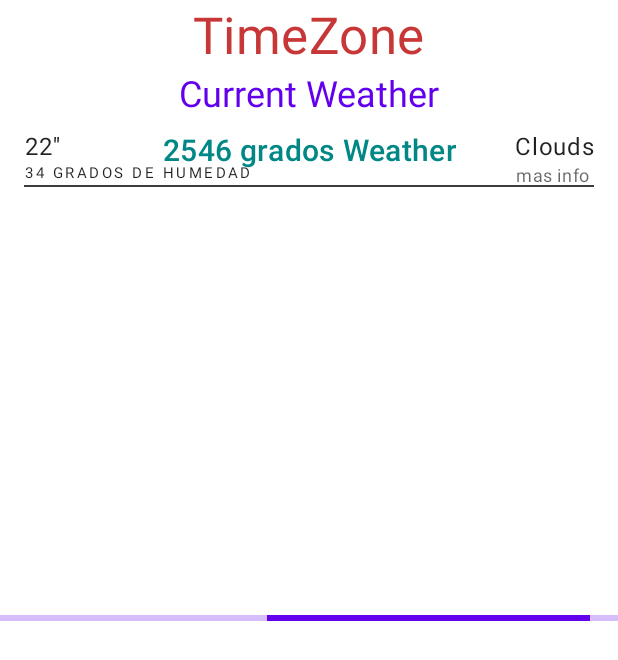
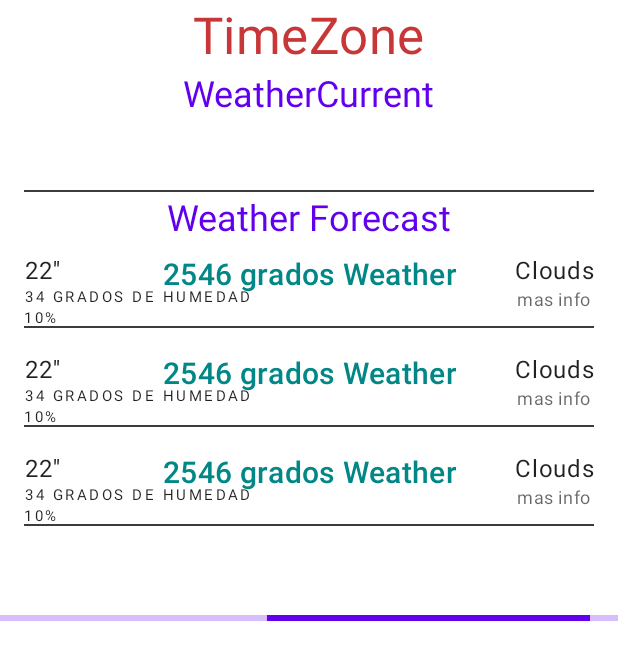
Before and after one commit to lucasgug/appClima, an Android app: the layout activity_main.xml on its own in the app's theme, with its tools: preview values and no code run, on a phone screen of 412 x 824 dp. Shown: the top 660 px of the screen. Run offline under Robolectric (Android 15) with nearby library versions, the phone set to English and light mode, and no system bars.

Commit message:
Actualizacion Hour, Description y Temperatura

```diff
--- a/app/src/main/AndroidManifest.xml
+++ b/app/src/main/AndroidManifest.xml
@@ -1,6 +1,8 @@
 <?xml version="1.0" encoding="utf-8"?>
 <manifest xmlns:android="http://schemas.android.com/apk/res/android"
     xmlns:tools="http://schemas.android.com/tools">
+
+    <uses-permission android:name="android.permission.INTERNET"/>
 
     <application
         android:allowBackup="true"
--- a/app/src/main/java/com/lucasgugliuzza/clima/common/dataAccess/WeatherService.kt
+++ b/app/src/main/java/com/lucasgugliuzza/clima/common/dataAccess/WeatherService.kt
@@ -13,6 +13,7 @@ interface WeatherService {
         @Query(Constants.LATTITUDE_PARAM) lat:Double,
         @Query(Constants.LONGITUDE_PARAM) lon:Double,
         @Query(Constants.APP_ID_PARAM) appId:String,
+        @Query(Constants.EXCLUDE_PARAM) exclude:String,
         @Query(Constants.UNITS_PARAM) units:String,
         @Query(Constants.LANGUAGE_PARAM) lang:String,
 
--- a/app/src/main/java/com/lucasgugliuzza/clima/common/entities/Current.kt
+++ b/app/src/main/java/com/lucasgugliuzza/clima/common/entities/Current.kt
@@ -2,8 +2,8 @@ package com.lucasgugliuzza.clima.common.entities
 
 data class Current(
    val dt: Long,
-   val humidty: Int,
+   val humidity: Int,
    val temp: Double,
    val weather: List<Weather>,
    val sunrise :Long
-) : WeatherBase(dt,humidty,temp,weather)
+) : WeatherBase(dt,humidity,temp,weather)
--- a/app/src/main/java/com/lucasgugliuzza/clima/common/entities/Forecast.kt
+++ b/app/src/main/java/com/lucasgugliuzza/clima/common/entities/Forecast.kt
@@ -3,8 +3,8 @@ package com.lucasgugliuzza.clima.common.entities
 data class Forecast(
 
     val dt: Long,
-    val humidty: Int,
+    val humidity: Int,
     val temp: Double,
     val weather: List<Weather>,
     val pop :Double
-) : WeatherBase(dt,humidty,temp,weather)
+) : WeatherBase(dt,humidity,temp,weather)
--- a/app/src/main/java/com/lucasgugliuzza/clima/common/entities/Weather.kt
+++ b/app/src/main/java/com/lucasgugliuzza/clima/common/entities/Weather.kt
@@ -1,3 +1,4 @@
 package com.lucasgugliuzza.clima.common.entities
 
-data class Weather(val main : String, val description:String)
+data class Weather(val main : String,
+                   val description:String)
--- a/app/src/main/java/com/lucasgugliuzza/clima/common/entities/WeatherBase.kt
+++ b/app/src/main/java/com/lucasgugliuzza/clima/common/entities/WeatherBase.kt
@@ -2,7 +2,7 @@ package com.lucasgugliuzza.clima.common.entities
 
 open class WeatherBase(
     dt: Long,
-    humidty: Int,
+    humidity: Int,
     temp: Double,
     weather: List<Weather>
 )
--- a/app/src/main/java/com/lucasgugliuzza/clima/common/entities/WeatherForecastEntity.kt
+++ b/app/src/main/java/com/lucasgugliuzza/clima/common/entities/WeatherForecastEntity.kt
@@ -3,7 +3,7 @@ package com.lucasgugliuzza.clima.common.entities
 
 
 data class WeatherForecastEntity(
-    val timeZone: String,
+    val timezone: String,
     val current: Current,
-    val hourly:List<Forecast>
+    val hourly:List<Forecast>?
     )
--- a/app/src/main/java/com/lucasgugliuzza/clima/common/utils/Constants.kt
+++ b/app/src/main/java/com/lucasgugliuzza/clima/common/utils/Constants.kt
@@ -3,12 +3,13 @@ package com.lucasgugliuzza.clima.common.utils
 object Constants {
 
     const val BASE_URL = "https://api.openweathermap.org/"
-    const val ONE_CALL_PATH = "data/3.0/onecall"
+    const val ONE_CALL_PATH = "data/2.5/onecall"
 
     const val LATTITUDE_PARAM = "lat"
     const val LONGITUDE_PARAM = "lon"
     const val APP_ID_PARAM = "appid"
     const val UNITS_PARAM = "units"
-    const val LANGUAGE_PARAM = "Lang"
+    const val EXCLUDE_PARAM = "exclude"
+    const val LANGUAGE_PARAM = "lang"
 
 }
--- a/app/src/main/java/com/lucasgugliuzza/clima/mainModule/model/MainRepository.kt
+++ b/app/src/main/java/com/lucasgugliuzza/clima/mainModule/model/MainRepository.kt
@@ -5,8 +5,8 @@ import com.lucasgugliuzza.clima.common.entities.WeatherForecastEntity
 class MainRepository {
     private val remoteDatabase = RemoteDataBase()
 
-    suspend fun getWeatherAndForecast(lat:Double ,lon:Double ,appId:String,
+    suspend fun getWeatherAndForecast(lat:Double ,lon:Double ,appId:String,exclude:String,
                                       units:String,lang:String
     ) : WeatherForecastEntity = remoteDatabase.getWeatherForecastByCoordinator(lat,lon,appId,
-        units,lang)
+        units,lang,exclude)
 }
--- a/app/src/main/java/com/lucasgugliuzza/clima/mainModule/model/RemoteDataBase.kt
+++ b/app/src/main/java/com/lucasgugliuzza/clima/mainModule/model/RemoteDataBase.kt
@@ -11,6 +11,7 @@ import retrofit2.create
 
 class RemoteDataBase {
 
+    //CONFIGURAMOS RETROFIT
     private val retrofit = Retrofit.Builder()
         .baseUrl(Constants.BASE_URL)
         .addConverterFactory(GsonConverterFactory.create())
@@ -19,9 +20,9 @@ class RemoteDataBase {
 
     private val service = retrofit.create(WeatherService::class.java)
 
-    suspend fun getWeatherForecastByCoordinator(lat:Double ,lon:Double ,appId:String,
+    suspend fun getWeatherForecastByCoordinator(lat:Double ,lon:Double ,appId:String,exclude:String,
             units:String,lang:String
     ): WeatherForecastEntity = withContext(Dispatchers.IO) {
-        service.getWeatherForecastByCoordinator(lat,lon,appId,units,lang)
+        service.getWeatherForecastByCoordinator(lat,lon,appId,units,lang,exclude)
     }
 }
--- a/app/src/main/res/layout/activity_main.xml
+++ b/app/src/main/res/layout/activity_main.xml
@@ -3,6 +3,17 @@
     xmlns:android="http://schemas.android.com/apk/res/android"
     xmlns:app="http://schemas.android.com/apk/res-auto"
     xmlns:tools="http://schemas.android.com/tools">
+
+
+    <data>
+
+        <variable
+            name="viewModel"
+            type="com.lucasgugliuzza.clima.mainModule.viewModel.MainViewModel" />
+
+
+    </data>
+
 
     <androidx.constraintlayout.widget.ConstraintLayout
         android:layout_width="match_parent"
@@ -14,11 +25,13 @@
             android:layout_width="wrap_content"
             android:layout_height="wrap_content"
             android:textColor="#C83737"
+            android:text="@{viewModel.result.timezone.replace(`_`,` `)}"
             app:layout_constraintStart_toStartOf="parent"
             app:layout_constraintEnd_toEndOf="parent"
             app:layout_constraintTop_toTopOf="parent"
             android:textAppearance="?attr/textAppearanceHeadline4"
             tools:text="TimeZone"
+            app:isGone= "@{!viewModel.isLoaded()}"
             />
 
         <com.google.android.material.textview.MaterialTextView
@@ -30,91 +43,44 @@
             app:layout_constraintEnd_toEndOf="parent"
             app:layout_constraintTop_toBottomOf="@id/tvTimeZone"
             android:textAppearance="?attr/textAppearanceHeadline5"
-            tools:text="Current Weather"
+            android:text="@string/main_current_weather_title"
             />
-        <androidx.constraintlayout.widget.ConstraintLayout
-            android:layout_width="match_parent"
-            android:layout_height="wrap_content"
-            app:layout_constraintTop_toBottomOf="@id/tvCurrentTitle"
-            android:paddingHorizontal="@dimen/pading_Normal"
-            android:layout_marginVertical="@dimen/pading_min"
-            >
 
 
-            <com.google.android.material.textview.MaterialTextView
-               android:id="@+id/tvTemp"
-                android:layout_width="wrap_content"
+        <include
+            android:id="@+id/current"
+            android:layout_width="0dp"
             android:layout_height="wrap_content"
-                android:textAppearance="?attr/textAppearanceHeadline6"
-                android:textColor="?attr/colorSecondaryVariant"
-                tools:text="2546 grados Weather"
-                android:gravity="center"
+            layout="@layout/item_weather"
+            app:current = "@{viewModel.result.current}"
+            app:isGone="@{!viewModel.isLoaded()}"
             app:layout_constraintStart_toStartOf="parent"
             app:layout_constraintEnd_toEndOf="parent"
-                app:layout_constraintTop_toTopOf="parent"
-
+            app:layout_constraintTop_toBottomOf="@id/tvCurrentTitle"
             />
 
         <com.google.android.material.textview.MaterialTextView
-                android:id="@+id/tvDt"
+            android:id="@+id/tvForecastTitle"
             android:layout_width="wrap_content"
             android:layout_height="wrap_content"
-                android:textAppearance="?attr/textAppearanceBody1"
-                tools:text="22'' "
-                android:gravity="center"
+            android:textColor="?attr/colorPrimary"
             app:layout_constraintStart_toStartOf="parent"
-                app:layout_constraintTop_toTopOf="parent"
-
+            app:layout_constraintEnd_toEndOf="parent"
+            app:layout_constraintTop_toBottomOf="@id/current"
+            android:textAppearance="?attr/textAppearanceHeadline5"
+            android:text="@string/main_forecast_weather_title"
             />
 
-            <com.google.android.material.textview.MaterialTextView
-                android:id="@+id/tvHumidity"
-                android:layout_width="wrap_content"
-                android:layout_height="wrap_content"
-                android:textAppearance="?attr/textAppearanceOverline"
-                tools:text="34 grados de humedad "
-                android:gravity="center"
-                app:layout_constraintStart_toStartOf="@id/tvDt"
-                app:layout_constraintTop_toBottomOf="@id/tvDt"
-
-                />
-
-            <com.google.android.material.textview.MaterialTextView
-                android:id="@+id/tvMain"
-                android:layout_width="wrap_content"
-                android:layout_height="wrap_content"
-                android:textAppearance="?attr/textAppearanceBody1"
-                tools:text="Clouds"
-                android:gravity="center"
-                app:layout_constraintEnd_toEndOf="parent"
-                app:layout_constraintTop_toTopOf="parent"
-
-                />
-
-            <com.google.android.material.textview.MaterialTextView
-                android:id="@+id/tvDescription"
-                android:layout_width="wrap_content"
-                android:layout_height="wrap_content"
-                android:textAppearance="?attr/textAppearanceCaption"
-                tools:text="mas info "
-                android:gravity="center"
-                app:layout_constraintStart_toStartOf="@id/tvMain"
-                app:layout_constraintTop_toBottomOf="@id/tvMain"
-
-                />
-
-            <View
-                android:layout_width="0dp"
-                android:layout_height="1dp"
-                android:background="#3E3B3B"
+        <androidx.recyclerview.widget.RecyclerView
+            android:id="@+id/recyclerView"
+            tools:listitem="@layout/item_weather"
             app:layout_constraintStart_toStartOf="parent"
             app:layout_constraintEnd_toEndOf="parent"
+            app:layout_constraintTop_toBottomOf="@id/tvForecastTitle"
             app:layout_constraintBottom_toBottomOf="parent"
+            android:layout_width="0dp"
+            android:layout_height="0dp"
             />
-
-
-
-        </androidx.constraintlayout.widget.ConstraintLayout>
 
         <com.google.android.material.progressindicator.LinearProgressIndicator
             android:layout_width="0dp"
@@ -124,6 +90,7 @@
             app:layout_constraintTop_toTopOf="@id/tvTimeZone"
             app:layout_constraintBottom_toBottomOf="parent"
             android:indeterminate="true"
+            app:isGone="@{viewModel.isLoaded()}"
             />
 
     </androidx.constraintlayout.widget.ConstraintLayout>
--- /dev/null
+++ b/app/src/main/res/layout/item_weather.xml
@@ -0,0 +1,119 @@
+<?xml version="1.0" encoding="utf-8"?>
+<layout
+    xmlns:app="http://schemas.android.com/apk/res-auto"
+    xmlns:tools="http://schemas.android.com/tools"
+    xmlns:android="http://schemas.android.com/apk/res/android">
+
+    <data>
+        <import type="com.lucasgugliuzza.clima.common.utils.CommonUtils"/>
+        <variable
+            name="current"
+            type="com.lucasgugliuzza.clima.common.entities.Current" />
+
+        <variable
+            name="forecast"
+            type="com.lucasgugliuzza.clima.common.entities.Forecast" />
+
+
+    </data>
+
+    <androidx.constraintlayout.widget.ConstraintLayout android:layout_width="match_parent"
+
+        android:layout_height="wrap_content"
+        android:paddingHorizontal="@dimen/pading_Normal"
+        android:layout_marginVertical="@dimen/pading_min">
+
+
+        <com.google.android.material.textview.MaterialTextView
+            android:id="@+id/tvTemp"
+            android:layout_width="wrap_content"
+            android:layout_height="wrap_content"
+            android:textAppearance="?attr/textAppearanceHeadline6"
+            android:textColor="?attr/colorSecondaryVariant"
+            tools:text="2546 grados Weather"
+            android:gravity="center"
+            android:text="@{current != null ? @string/weather_temp(current.temp) : @string/weather_temp(forecast.temp)}"
+            app:layout_constraintStart_toStartOf="parent"
+            app:layout_constraintEnd_toEndOf="parent"
+            app:layout_constraintTop_toTopOf="parent"
+
+            />
+
+        <com.google.android.material.textview.MaterialTextView
+            android:id="@+id/tvDt"
+            android:layout_width="wrap_content"
+            android:layout_height="wrap_content"
+            android:gravity="center"
+            android:text="@{current != null ? @string/weather_dt(CommonUtils.INSTANCE.getHour(current.dt)) : CommonUtils.INSTANCE.getFullDate(forecast.dt)}"
+            android:textAppearance="?attr/textAppearanceBody1"
+            app:layout_constraintStart_toStartOf="parent"
+            app:layout_constraintTop_toTopOf="parent"
+            tools:text="22'' "
+
+            />
+
+        <com.google.android.material.textview.MaterialTextView
+            android:id="@+id/tvHumidity"
+            android:layout_width="wrap_content"
+            android:layout_height="wrap_content"
+            android:textAppearance="?attr/textAppearanceOverline"
+            tools:text="34 grados de humedad "
+            android:gravity="center"
+            android:text="@{current != null? @string/weather_humidity(current.humidity) : @string/weather_humidity(forecast.humidity)}"
+            app:layout_constraintStart_toStartOf="@id/tvDt"
+            app:layout_constraintTop_toBottomOf="@id/tvDt"
+
+            />
+
+        <com.google.android.material.textview.MaterialTextView
+            android:id="@+id/tvPop"
+            android:textAppearance="?attr/textAppearanceOverline"
+            tools:text="10%"
+            app:layout_constraintStart_toStartOf="parent"
+            app:layout_constraintTop_toBottomOf="@id/tvHumidity"
+            app:layout_constraintBottom_toBottomOf="parent"
+            android:layout_width="wrap_content"
+            android:text="@{String.valueOf(forecast.pop)}"
+            android:layout_height="wrap_content"/>
+
+        <com.google.android.material.textview.MaterialTextView
+            android:id="@+id/tvMain"
+            android:layout_width="wrap_content"
+            android:layout_height="wrap_content"
+            android:textAppearance="?attr/textAppearanceBody1"
+            tools:text="Clouds"
+            android:text="@{current != null ? CommonUtils.INSTANCE.getWeatherMain(current.weather) : CommonUtils.INSTANCE.getWeatherMain(forecast.weather) }"
+            android:gravity="center"
+            app:layout_constraintEnd_toEndOf="parent"
+            app:layout_constraintTop_toTopOf="parent"
+
+            />
+
+        <com.google.android.material.textview.MaterialTextView
+            android:id="@+id/tvDescription"
+            android:layout_width="wrap_content"
+            android:layout_height="wrap_content"
+            android:textAppearance="?attr/textAppearanceCaption"
+            tools:text="mas info "
+            android:text="@{current != null? CommonUtils.INSTANCE.getWeatherDescription(current.weather) : CommonUtils.INSTANCE.getWeatherDescription(forecast.weather)}"
+            android:gravity="center"
+            app:layout_constraintTop_toBottomOf="@id/tvMain"
+            app:layout_constraintEnd_toEndOf="parent"
+
+
+
+            />
+
+        <View
+            android:layout_width="0dp"
+            android:layout_height="1dp"
+            android:background="#3E3B3B"
+            app:layout_constraintStart_toStartOf="parent"
+            app:layout_constraintEnd_toEndOf="parent"
+            app:layout_constraintBottom_toBottomOf="parent"
+            />
+
+
+
+    </androidx.constraintlayout.widget.ConstraintLayout>
+</layout>
--- a/app/src/main/res/values/strings.xml
+++ b/app/src/main/res/values/strings.xml
@@ -1,3 +1,14 @@
 <resources>
     <string name="app_name">Clima</string>
+    <string name="main_error_server">Error con el servidor</string>
+    <string name="main_current_weather_title">WeatherCurrent</string>
+    <string name="main_forecast_weather_title"> Weather Forecast</string>
+
+    <string name="weather_temp">%.2f°C</string>
+    <string name="weather_dt">Hour: %s</string>
+    <string name="weather_humidity">Humidity: %d%%</string>
+    <string name="weather_pop">Pop: %.1f%%</string>
+    <string name="main_error_empty_forecast">"Pronostico no disponible "</string>
+
+
 </resources>
```
Also changed, not shown: app/src/main/java/com/lucasgugliuzza/clima/common/adapter/WeatherBindingAdapter.kt (added, +9 -0 lines), app/src/main/java/com/lucasgugliuzza/clima/common/utils/CommonUtils.kt (added, +29 -0 lines), app/src/main/java/com/lucasgugliuzza/clima/mainModule/view/MainActivity.kt (+76 -2 lines), app/src/main/java/com/lucasgugliuzza/clima/mainModule/view/adapters/ForecastAdapter.kt (added, +54 -0 lines), app/src/main/java/com/lucasgugliuzza/clima/mainModule/view/adapters/OnClickListener.kt (added, +8 -0 lines), app/src/main/java/com/lucasgugliuzza/clima/mainModule/viewModel/MainViewModel.kt (added, +43 -0 lines). Lines whose indentation alone changed are shown as unchanged.
